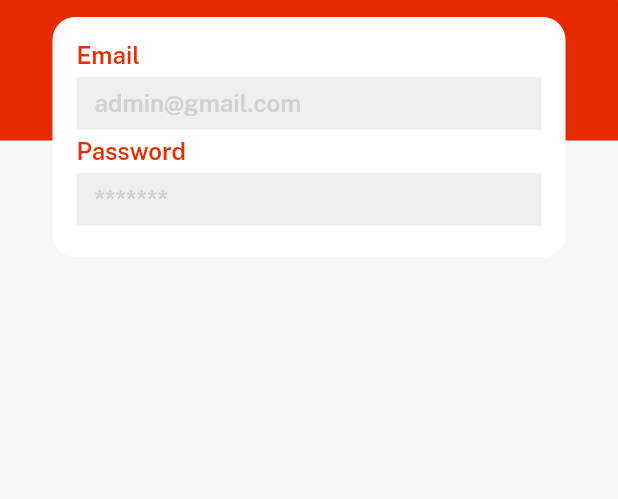
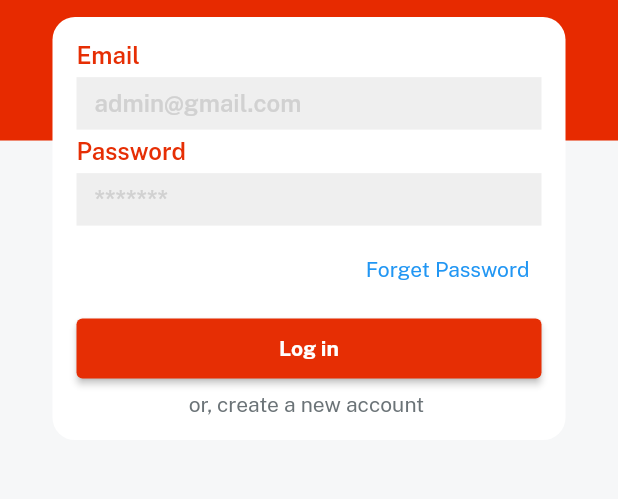
Before and after one commit to Chanuth-silva10/online-books-order-management-mobile-flutter-mobile-application-with-fully-functional-firebase-backe, a Flutter app: the screen it shows after launch, on a phone screen of 412 x 824 dp, the part 291-790 px from its top. Run offline on Flutter 3.47's test engine with Material 2 defaults, Android fonts, the phone set to English and light mode, and no system bars; our stand-ins replace get, velocity_x.

Commit message:
separate login button

```diff
--- a/lib/consts/strings.dart
+++ b/lib/consts/strings.dart
@@ -5,3 +5,8 @@ const email = "Email";
 const emailHint = "admin@gmail.com";
 const password = "Password";
 const passwordHint = "*******";
+const forgetPass = "Forget Password";
+const login = "Log in";
+const signup = "Sign Up";
+const createNewAccount = "or, create a new account ";
+const loginWith = "Log in with";
--- a/lib/views/auth_screen/login_screen.dart
+++ b/lib/views/auth_screen/login_screen.dart
@@ -1,5 +1,6 @@
 import 'package:emart_app/widgets_common/applogo_widget.dart';
 import 'package:emart_app/widgets_common/custom_textfield.dart';
+import 'package:emart_app/widgets_common/our_button.dart';
 
 import '/consts/consts.dart';
 import '../../widgets_common/bg_widget.dart';
@@ -23,6 +24,21 @@ class LoginScreen extends StatelessWidget {
               children: [
                 customTextField(hint: emailHint, title: email),
                 customTextField(hint: passwordHint, title: password),
+                Align(
+                    alignment: Alignment.centerRight,
+                    child: TextButton(
+                        onPressed: () {}, child: forgetPass.text.make())),
+                5.heightBox,
+                ourButton(
+                        color: redColor,
+                        title: login,
+                        textColor: whiteColor,
+                        onPress: () {})
+                    .box
+                    .width(context.screenWidth - 50)
+                    .make(),
+                5.heightBox,
+                createNewAccount.text.color(fontGrey).make(),
               ],
             )
                 .box
--- /dev/null
+++ b/lib/widgets_common/our_button.dart
@@ -0,0 +1,12 @@
+import '/consts/consts.dart';
+
+Widget ourButton({onPress, color, textColor, String? title}) {
+  return ElevatedButton(
+    style: ElevatedButton.styleFrom(
+        primary: color, padding: const EdgeInsets.all(12)),
+    onPressed: () {
+      onPress;
+    },
+    child: title!.text.color(textColor).fontFamily(bold).make(),
+  );
+}
```
